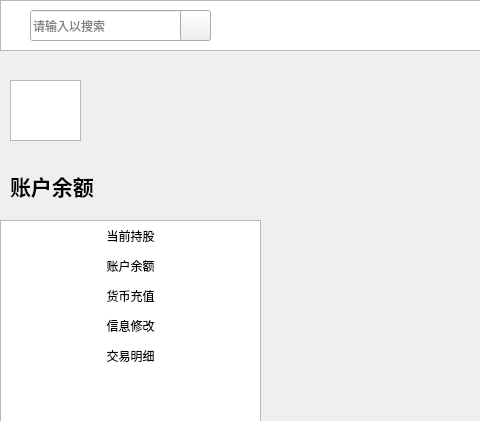
yys-y/Virtual-stock-trading-platform, file qt_stock_trade_platform/mystock.ui: the form before one commit; both pictures show x 0 to 480 and y 0 to 421 of the 758 by 421 pixel window.
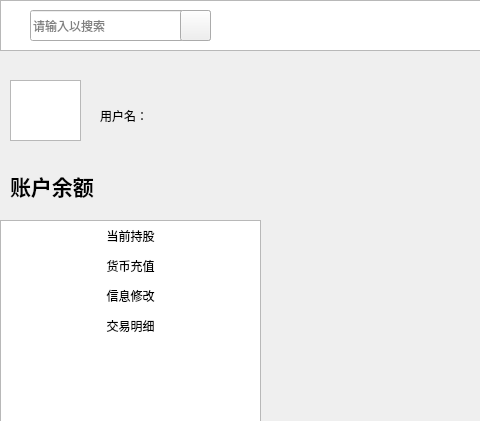
The form after the commit. Icons and pictures are not drawn.

Commit message: 余额显示和删除多余按钮

```diff
--- a/qt_stock_trade_platform/mystock.ui
+++ b/qt_stock_trade_platform/mystock.ui
@@ -71,31 +71,11 @@
     <bool>true</bool>
    </property>
   </widget>
-  <widget class="QPushButton" name="Account_Money">
-   <property name="geometry">
-    <rect>
-     <x>0</x>
-     <y>250</y>
-     <width>261</width>
-     <height>31</height>
-    </rect>
-   </property>
-   <property name="styleSheet">
-    <string notr="true">background-image: url(:/images/v2-4bed12d53f95797b389478104565a5fe_r.jpg);
-font: 500 16pt &quot;Noto Sans SC Medium&quot;;</string>
-   </property>
-   <property name="text">
-    <string>账户余额</string>
-   </property>
-   <property name="flat">
-    <bool>true</bool>
-   </property>
-  </widget>
   <widget class="QPushButton" name="recharge">
    <property name="geometry">
     <rect>
      <x>0</x>
-     <y>280</y>
+     <y>250</y>
      <width>261</width>
      <height>31</height>
     </rect>
@@ -115,7 +95,7 @@
    <property name="geometry">
     <rect>
      <x>0</x>
-     <y>310</y>
+     <y>280</y>
      <width>261</width>
      <height>31</height>
     </rect>
@@ -135,7 +115,7 @@
    <property name="geometry">
     <rect>
      <x>0</x>
-     <y>340</y>
+     <y>310</y>
      <width>261</width>
      <height>31</height>
     </rect>
@@ -164,9 +144,9 @@
   <widget class="QLabel" name="namelabel">
    <property name="geometry">
     <rect>
-     <x>100</x>
-     <y>90</y>
-     <width>111</width>
+     <x>170</x>
+     <y>100</y>
+     <width>91</width>
      <height>31</height>
     </rect>
    </property>
@@ -241,6 +221,19 @@
     <string>&lt;html&gt;&lt;head/&gt;&lt;body&gt;&lt;p&gt;&lt;br/&gt;&lt;/p&gt;&lt;/body&gt;&lt;/html&gt;</string>
    </property>
   </widget>
+  <widget class="QLabel" name="label_2">
+   <property name="geometry">
+    <rect>
+     <x>100</x>
+     <y>100</y>
+     <width>51</width>
+     <height>31</height>
+    </rect>
+   </property>
+   <property name="text">
+    <string>用户名：</string>
+   </property>
+  </widget>
  </widget>
  <resources/>
  <connections/>
```
The commit also changes 21 other files.
